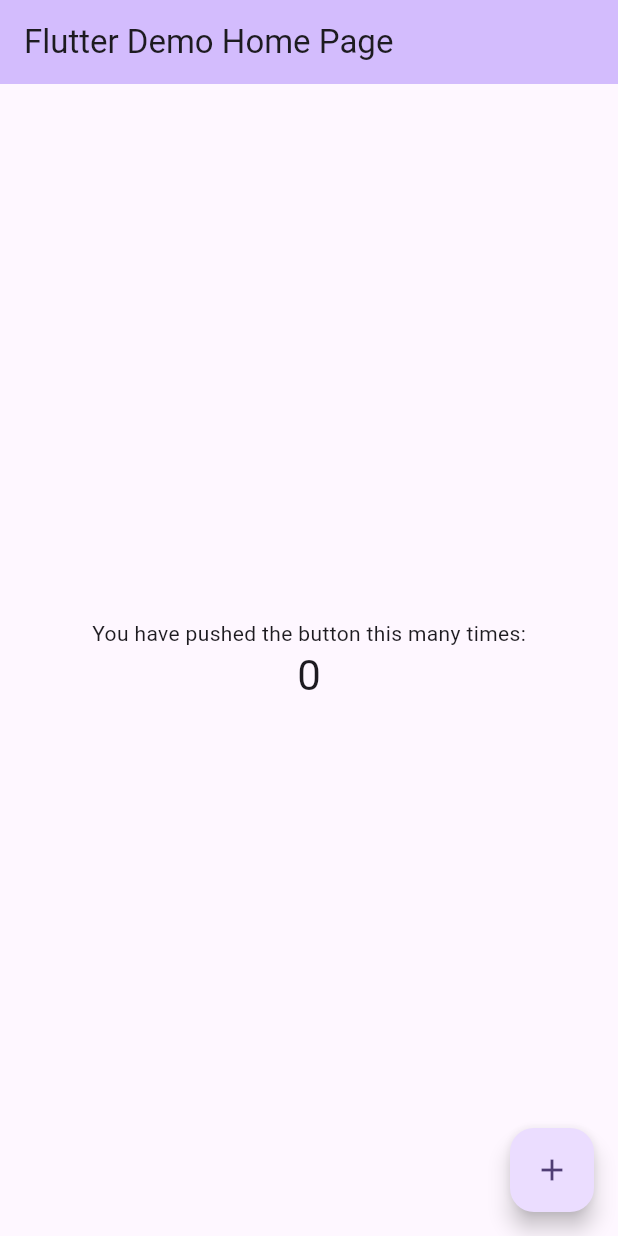
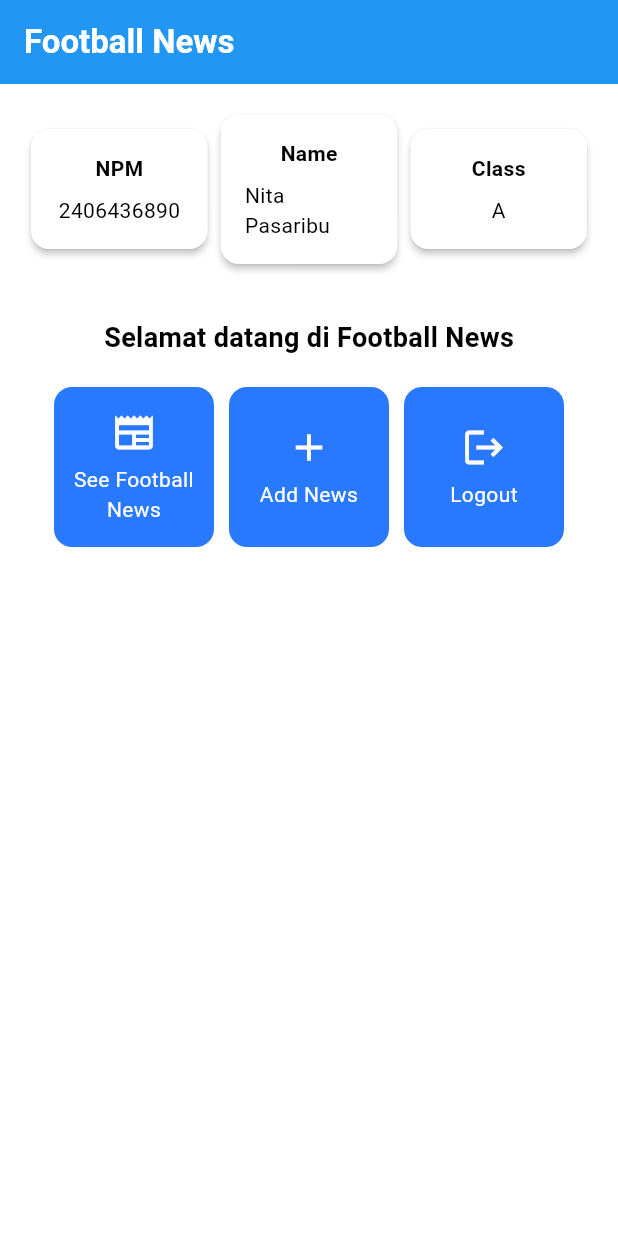
Before and after one commit to nitapb/football-news-mobile, a Flutter app: the screen it shows after launch, on a phone screen of 412 x 824 dp. Run offline on Flutter 3.47's test engine with Material 3 defaults, Android fonts, the phone set to English and light mode, and no system bars.

Commit message:
tutorial 6 selesai

```diff
--- a/football_news/lib/main.dart
+++ b/football_news/lib/main.dart
@@ -1,4 +1,5 @@
 import 'package:flutter/material.dart';
+import 'package:football_news/menu.dart';
 
 void main() {
   runApp(const MyApp());
@@ -28,95 +29,9 @@ class MyApp extends StatelessWidget {
         //
         // This works for code too, not just values: Most code changes can be
         // tested with just a hot reload.
-        colorScheme: ColorScheme.fromSeed(seedColor: Colors.deepPurple),
+         colorScheme: ColorScheme.fromSwatch(primarySwatch: Colors.blue).copyWith(secondary: Colors.blueAccent[400]),
       ),
-      home: const MyHomePage(title: 'Flutter Demo Home Page'),
+      home: MyHomePage(colorScheme: Theme.of(context).colorScheme,),
     );
   }
 }
-
-class MyHomePage extends StatefulWidget {
-  const MyHomePage({super.key, required this.title});
-
-  // This widget is the home page of your application. It is stateful, meaning
-  // that it has a State object (defined below) that contains fields that affect
-  // how it looks.
-
-  // This class is the configuration for the state. It holds the values (in this
-  // case the title) provided by the parent (in this case the App widget) and
-  // used by the build method of the State. Fields in a Widget subclass are
-  // always marked "final".
-
-  final String title;
-
-  @override
-  State<MyHomePage> createState() => _MyHomePageState();
-}
-
-class _MyHomePageState extends State<MyHomePage> {
-  int _counter = 0;
-
-  void _incrementCounter() {
-    setState(() {
-      // This call to setState tells the Flutter framework that something has
-      // changed in this State, which causes it to rerun the build method below
-      // so that the display can reflect the updated values. If we changed
-      // _counter without calling setState(), then the build method would not be
-      // called again, and so nothing would appear to happen.
-      _counter++;
-    });
-  }
-
-  @override
-  Widget build(BuildContext context) {
-    // This method is rerun every time setState is called, for instance as done
-    // by the _incrementCounter method above.
-    //
-    // The Flutter framework has been optimized to make rerunning build methods
-    // fast, so that you can just rebuild anything that needs updating rather
-    // than having to individually change instances of widgets.
-    return Scaffold(
-      appBar: AppBar(
-        // TRY THIS: Try changing the color here to a specific color (to
-        // Colors.amber, perhaps?) and trigger a hot reload to see the AppBar
-        // change color while the other colors stay the same.
-        backgroundColor: Theme.of(context).colorScheme.inversePrimary,
-        // Here we take the value from the MyHomePage object that was created by
-        // the App.build method, and use it to set our appbar title.
-        title: Text(widget.title),
-      ),
-      body: Center(
-        // Center is a layout widget. It takes a single child and positions it
-        // in the middle of the parent.
-        child: Column(
-          // Column is also a layout widget. It takes a list of children and
-          // arranges them vertically. By default, it sizes itself to fit its
-          // children horizontally, and tries to be as tall as its parent.
-          //
-          // Column has various properties to control how it sizes itself and
-          // how it positions its children. Here we use mainAxisAlignment to
-          // center the children vertically; the main axis here is the vertical
-          // axis because Columns are vertical (the cross axis would be
-          // horizontal).
-          //
-          // TRY THIS: Invoke "debug painting" (choose the "Toggle Debug Paint"
-          // action in the IDE, or press "p" in the console), to see the
-          // wireframe for each widget.
-          mainAxisAlignment: MainAxisAlignment.center,
-          children: <Widget>[
-            const Text('You have pushed the button this many times:'),
-            Text(
-              '$_counter',
-              style: Theme.of(context).textTheme.headlineMedium,
-            ),
-          ],
-        ),
-      ),
-      floatingActionButton: FloatingActionButton(
-        onPressed: _incrementCounter,
-        tooltip: 'Increment',
-        child: const Icon(Icons.add),
-      ), // This trailing comma makes auto-formatting nicer for build methods.
-    );
-  }
-}
--- /dev/null
+++ b/football_news/lib/menu.dart
@@ -0,0 +1,185 @@
+import 'package:flutter/material.dart';
+
+class MyHomePage extends StatelessWidget {
+  MyHomePage({super.key, required ColorScheme colorScheme});
+
+  final String nama = "Nita Pasaribu";
+  final String npm = "2406436890";
+  final String kelas = "A";
+
+  final List<ItemHomepage> items = [
+    ItemHomepage("See Football News", Icons.newspaper),
+    ItemHomepage("Add News", Icons.add),
+    ItemHomepage("Logout", Icons.logout),
+  ];
+
+  @override
+  Widget build(BuildContext context) {
+  // Scaffold menyediakan struktur dasar halaman dengan AppBar dan body.
+  return Scaffold(
+    // AppBar adalah bagian atas halaman yang menampilkan judul.
+    appBar: AppBar(
+      // Judul aplikasi "Football News" dengan teks putih dan tebal.
+      title: const Text(
+        'Football News',
+        style: TextStyle(
+          color: Colors.white,
+          fontWeight: FontWeight.bold,
+        ),
+      ),
+      // Warna latar belakang AppBar diambil dari skema warna tema aplikasi.
+      backgroundColor: Theme.of(context).colorScheme.primary,
+    ),
+    // Body halaman dengan padding di sekelilingnya.
+    body: Padding(
+      padding: const EdgeInsets.all(16.0),
+      // Menyusun widget secara vertikal dalam sebuah kolom.
+      child: Column(
+        crossAxisAlignment: CrossAxisAlignment.center,
+        children: [
+          // Row untuk menampilkan 3 InfoCard secara horizontal.
+          Row(
+            mainAxisAlignment: MainAxisAlignment.spaceEvenly,
+            children: [
+              InfoCard(title: 'NPM', content: npm),
+              InfoCard(title: 'Name', content: nama),
+              InfoCard(title: 'Class', content: kelas),
+            ],
+          ),
+
+          // Memberikan jarak vertikal 16 unit.
+          const SizedBox(height: 16.0),
+
+          // Menempatkan widget berikutnya di tengah halaman.
+          Center(
+            child: Column(
+              // Menyusun teks dan grid item secara vertikal.
+
+              children: [
+                // Menampilkan teks sambutan dengan gaya tebal dan ukuran 18.
+                const Padding(
+                  padding: EdgeInsets.only(top: 16.0),
+                  child: Text(
+                    'Selamat datang di Football News',
+                    style: TextStyle(
+                      fontWeight: FontWeight.bold,
+                      fontSize: 18.0,
+                    ),
+                  ),
+                ),
+
+                // Grid untuk menampilkan ItemCard dalam bentuk grid 3 kolom.
+                GridView.count(
+                  primary: true,
+                  padding: const EdgeInsets.all(20),
+                  crossAxisSpacing: 10,
+                  mainAxisSpacing: 10,
+                  crossAxisCount: 3,
+                  // Agar grid menyesuaikan tinggi kontennya.
+                  shrinkWrap: true,
+
+                  // Menampilkan ItemCard untuk setiap item dalam list items.
+                  children: items.map((ItemHomepage item) {
+                      return ItemCard(item);
+                    }).toList(),
+                  ),
+                ],
+              ),
+            ),
+          ],
+        ),
+      ),
+    );
+  }
+}
+
+class InfoCard extends StatelessWidget {
+  final String title;
+  final String content;
+
+  const InfoCard({super.key, required this.title, required this.content});
+
+  @override
+  Widget build(BuildContext context) {
+    return Card(
+      // Membuat kotak kartu dengan bayangan di bawahnya.
+      elevation: 2.0,
+      child: Container(
+        // Mengatur ukuran dan jarak di dalam kartu.
+        width: MediaQuery.of(context).size.width / 3.5, // menyesuaikan dengan lebar device yang digunakan.
+        padding: const EdgeInsets.all(16.0),
+        // Menyusun title dan content secara vertikal.
+        child: Column(
+          children: [
+            Text(
+              title,
+              style: const TextStyle(fontWeight: FontWeight.bold),
+            ),
+            const SizedBox(height: 8.0),
+            Text(content),
+          ]
+        )
+      )
+    );
+  }
+}
+
+class ItemHomepage {
+ final String name;
+ final IconData icon;
+
+ ItemHomepage(this.name, this.icon);
+}
+
+class ItemCard extends StatelessWidget {
+  // Menampilkan kartu dengan ikon dan nama.
+
+  final ItemHomepage item;
+
+  const ItemCard(this.item, {super.key});
+
+  @override
+  Widget build(BuildContext context) {
+    return Material(
+      // Menentukan warna latar belakang dari tema aplikasi.
+      color: Theme.of(context).colorScheme.secondary,
+      // Membuat sudut kartu melengkung.
+      borderRadius: BorderRadius.circular(12),
+
+      child: InkWell(
+        // Aksi ketika kartu ditekan.
+        onTap: () {
+          // Menampilkan pesan SnackBar saat kartu ditekan.
+          ScaffoldMessenger.of(context)
+            ..hideCurrentSnackBar()
+            ..showSnackBar(
+              SnackBar(content: Text("Kamu telah menekan tombol ${item.name}!"))
+            );
+        },
+        // Container untuk menyimpan Icon dan Text
+        child: Container(
+          padding: const EdgeInsets.all(8),
+          child: Center(
+            child: Column(
+              // Menyusun ikon dan teks di tengah kartu.
+              mainAxisAlignment: MainAxisAlignment.center,
+              children: [
+                Icon(
+                  item.icon,
+                  color: Colors.white,
+                  size: 30.0,
+                ),
+                const Padding(padding: EdgeInsets.all(3)),
+                Text(
+                  item.name,
+                  textAlign: TextAlign.center,
+                  style: const TextStyle(color: Colors.white),
+                ),
+              ],
+            ),
+          ),
+        ),
+      ),
+    );
+  }
+}
```
